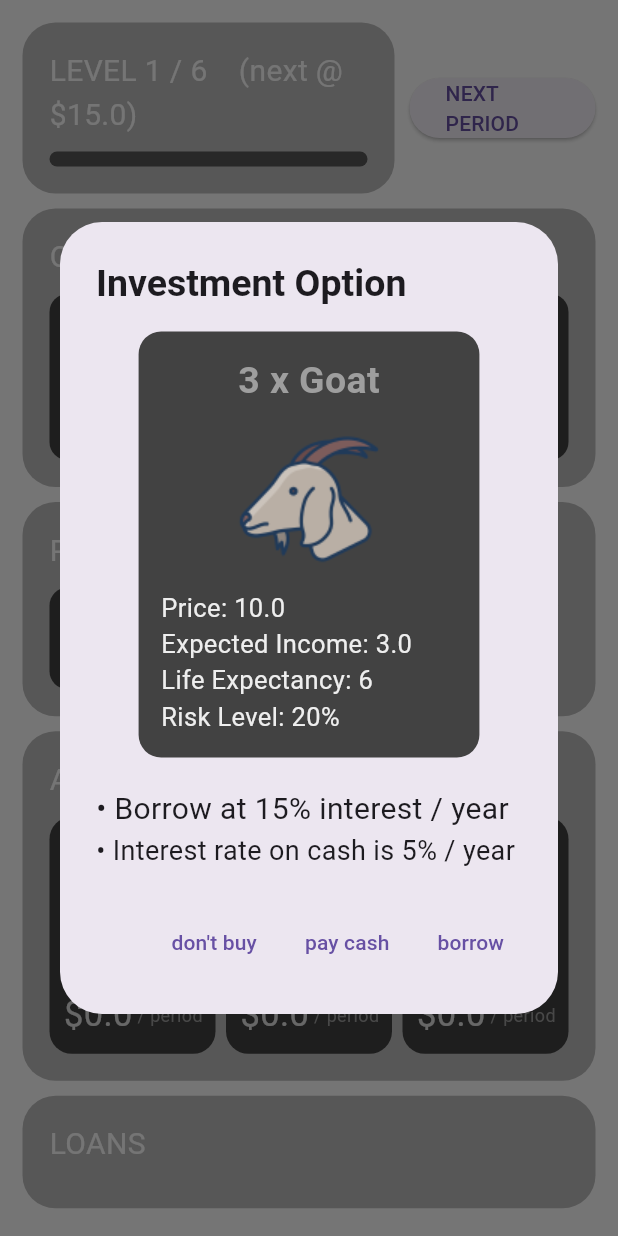
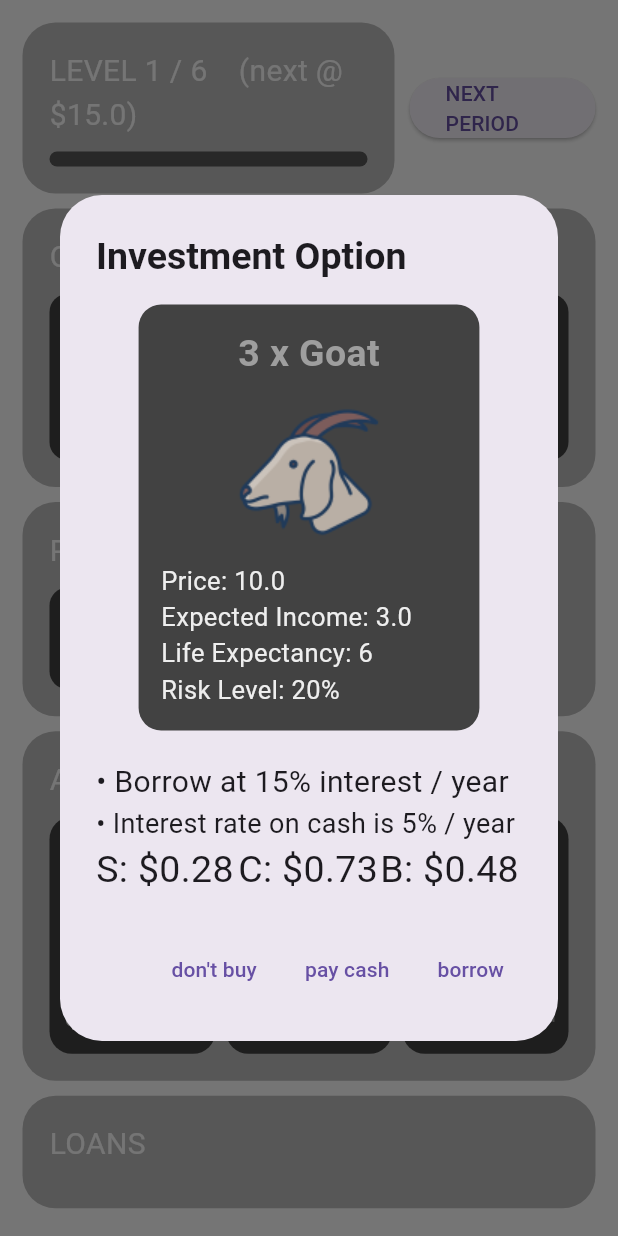
Before and after one commit to Luc1eSky/financial_literacy_game, a Flutter app: the screen it shows after launch, after a tap on "NEXT PERIOD", on a phone screen of 412 x 824 dp. Run offline on Flutter 3.47's test engine with Material 2 defaults, Android fonts, the phone set to English and light mode, and no system bars; drawn by our look-alikes of auto_size_text, carousel_slider; our stand-ins replace flutter_riverpod.

Commit message:
calculation of ROI per investment option displayed on screen

```diff
--- a/lib/domain/game_data_notifier.dart
+++ b/lib/domain/game_data_notifier.dart
@@ -10,7 +10,8 @@ import 'concepts/loan.dart';
 import 'entities/levels.dart';
 
 final gameDataNotifierProvider =
-    StateNotifierProvider<GameDataNotifier, GameData>((ref) => GameDataNotifier());
+    StateNotifierProvider<GameDataNotifier, GameData>(
+        (ref) => GameDataNotifier());
 
 class GameDataNotifier extends StateNotifier<GameData> {
   GameDataNotifier() : super(GameData());
@@ -94,8 +95,8 @@ class GameDataNotifier extends StateNotifier<GameData> {
     }
   }
 
-  Future<bool> buyAsset(Asset asset, Function showNotEnoughCash, Function showAnimalDied,
-      double newCashInterest) async {
+  Future<bool> buyAsset(Asset asset, Function showNotEnoughCash,
+      Function showAnimalDied, double newCashInterest) async {
     if (state.cash >= asset.price) {
       state = state.copyWith(cash: state.cash - asset.price);
       //check if animal died based on risk level
@@ -110,8 +111,8 @@ class GameDataNotifier extends StateNotifier<GameData> {
     }
   }
 
-  Future<void> loanAsset(
-      Loan loan, Asset asset, Function showAnimalDied, double newCashInterest) async {
+  Future<void> loanAsset(Loan loan, Asset asset, Function showAnimalDied,
+      double newCashInterest) async {
     //check if animal died based on risk level
     if (!await _animalDied(asset, showAnimalDied)) {
       _addAsset(asset);
@@ -155,4 +156,32 @@ class GameDataNotifier extends StateNotifier<GameData> {
     // TODO: TRACK / SAVE GAME DATA
     state = GameData();
   }
+
+  double calculateSavingsROI(
+      {required double cashInterest, int lifeExpectancy = 6}) {
+    return (state.cash * pow(1 + cashInterest, lifeExpectancy) - state.cash) /
+        lifeExpectancy;
+  }
+
+  double calculateBuyCashROI({
+    required double riskLevel,
+    required double expectedIncome,
+    required double assetPrice,
+    int lifeExpectancy = 6,
+  }) {
+    return (lifeExpectancy * expectedIncome * (1 - riskLevel) - assetPrice) /
+        lifeExpectancy;
+  }
+
+  double calculateBorrowROI({
+    required double riskLevel,
+    required double expectedIncome,
+    required double assetPrice,
+    required double interestRate,
+    int lifeExpectancy = 6,
+  }) {
+    return (lifeExpectancy * expectedIncome * (1 - riskLevel) -
+            (assetPrice * (1 + interestRate))) /
+        lifeExpectancy;
+  }
 }
--- a/lib/presentation/screens/home_page.dart
+++ b/lib/presentation/screens/home_page.dart
@@ -444,6 +444,34 @@ class _InvestmentDialogState extends State<InvestmentDialog> {
                   style: const TextStyle(fontSize: 100),
                   group: textGroup,
                 ),
+                Row(
+                  children: [
+                    Expanded(
+                      child: AutoSizeText(
+                        'S: \$${(widget.ref.read(gameDataNotifierProvider.notifier).calculateSavingsROI(cashInterest: currentLevel.savingsRate, lifeExpectancy: _selectedAsset.lifeSpan)).toStringAsFixed(2)}',
+                        maxLines: 1,
+                        style: const TextStyle(fontSize: 100),
+                        group: textGroup,
+                      ),
+                    ),
+                    Expanded(
+                      child: AutoSizeText(
+                        'C: \$${(widget.ref.read(gameDataNotifierProvider.notifier).calculateBuyCashROI(riskLevel: _selectedAsset.riskLevel, expectedIncome: _selectedAsset.income, assetPrice: _selectedAsset.price)).toStringAsFixed(2)}',
+                        maxLines: 1,
+                        style: const TextStyle(fontSize: 100),
+                        group: textGroup,
+                      ),
+                    ),
+                    Expanded(
+                      child: AutoSizeText(
+                        'B: \$${(widget.ref.read(gameDataNotifierProvider.notifier).calculateBorrowROI(riskLevel: _selectedAsset.riskLevel, expectedIncome: _selectedAsset.income, assetPrice: _selectedAsset.price, interestRate: currentLevel.loan.interestRate)).toStringAsFixed(2)}',
+                        maxLines: 1,
+                        style: const TextStyle(fontSize: 100),
+                        group: textGroup,
+                      ),
+                    )
+                  ],
+                )
               ],
             ),
           ),
```
